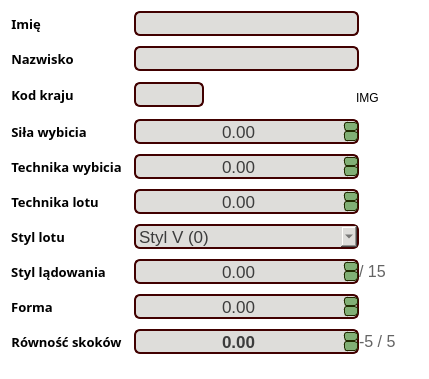
First picture: the form in source/UI/EditorWidgets/JumperEditorWidget.ui, repository SiekamCebule/sj-sim, before the edit.
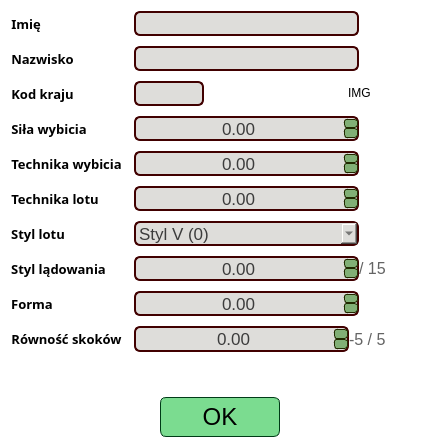
Second picture: the form after the edit.

What changed in the file:
```diff
--- a/source/UI/EditorWidgets/JumperEditorWidget.ui
+++ b/source/UI/EditorWidgets/JumperEditorWidget.ui
@@ -6,8 +6,8 @@
    <rect>
     <x>0</x>
     <y>0</y>
-    <width>429</width>
-    <height>379</height>
+    <width>440</width>
+    <height>448</height>
    </rect>
   </property>
   <property name="windowTitle">
@@ -16,8 +16,6 @@
   <property name="styleSheet">
    <string notr="true">background: transparent;</string>
   </property>
-  <layout class="QVBoxLayout" name="verticalLayout_2">
-   <item>
     <layout class="QVBoxLayout" name="verticalLayout">
      <item>
       <layout class="QHBoxLayout" name="horizontalLayout">
@@ -296,13 +294,13 @@
             <widget class="QLabel" name="label_countryFlag">
              <property name="minimumSize">
               <size>
-               <width>40</width>
-               <height>28</height>
+             <width>38</width>
+             <height>22</height>
               </size>
              </property>
              <property name="maximumSize">
               <size>
-               <width>30</width>
+             <width>38</width>
                <height>22</height>
               </size>
              </property>
@@ -886,27 +884,17 @@
           <layout class="QHBoxLayout" name="horizontalLayout_3">
            <item>
             <widget class="QDoubleSpinBox" name="doubleSpinBox_jumpsEquality">
-             <property name="minimumSize">
-              <size>
-               <width>225</width>
-               <height>25</height>
-              </size>
-             </property>
-             <property name="maximumSize">
-              <size>
-               <width>225</width>
-               <height>25</height>
-              </size>
+           <property name="sizePolicy">
+            <sizepolicy hsizetype="Minimum" vsizetype="Fixed">
+             <horstretch>0</horstretch>
+             <verstretch>0</verstretch>
+            </sizepolicy>
              </property>
              <property name="font">
               <font>
                <pointsize>13</pointsize>
-               <bold>true</bold>
-              </font>
-             </property>
-             <property name="focusPolicy">
-              <enum>Qt::ClickFocus</enum>
-             </property>
+            </font>
+           </property>
              <property name="styleSheet">
               <string notr="true">QWidget{
 	background-color: rgb(222, 221, 218);
@@ -940,7 +928,13 @@
             </widget>
            </item>
            <item>
-            <widget class="QLabel" name="label_11">
+          <widget class="QLabel" name="label_12">
+           <property name="sizePolicy">
+            <sizepolicy hsizetype="Maximum" vsizetype="Preferred">
+             <horstretch>0</horstretch>
+             <verstretch>0</verstretch>
+            </sizepolicy>
+           </property>
              <property name="font">
               <font>
                <pointsize>12</pointsize>
@@ -1004,7 +998,70 @@
        <property name="sizeHint" stdset="0">
         <size>
          <width>20</width>
+       <height>13</height>
+      </size>
+     </property>
+    </spacer>
+   </item>
+   <item>
+    <layout class="QHBoxLayout" name="horizontalLayout_OKButton">
+     <item>
+      <spacer name="horizontalSpacer">
+       <property name="orientation">
+        <enum>Qt::Horizontal</enum>
+       </property>
+       <property name="sizeHint" stdset="0">
+        <size>
+         <width>40</width>
+         <height>20</height>
+        </size>
+       </property>
+      </spacer>
+     </item>
+     <item>
+      <widget class="QPushButton" name="pushButton_submit">
+       <property name="minimumSize">
+        <size>
+         <width>120</width>
          <height>40</height>
+        </size>
+       </property>
+       <property name="maximumSize">
+        <size>
+         <width>120</width>
+         <height>40</height>
+        </size>
+       </property>
+       <property name="font">
+        <font>
+         <pointsize>18</pointsize>
+        </font>
+       </property>
+       <property name="styleSheet">
+        <string notr="true">QPushButton{
+border: 1px solid rgb(0, 59, 23);
+border-radius: 6px;
+color: rgb(0, 0, 0);
+background-color: rgb(123, 220, 144);
+}
+QPushButton:hover{
+background-color: rgb(153, 253, 174);
+}</string>
+       </property>
+       <property name="text">
+        <string>OK</string>
+       </property>
+      </widget>
+     </item>
+     <item>
+      <spacer name="horizontalSpacer_2">
+       <property name="orientation">
+        <enum>Qt::Horizontal</enum>
+       </property>
+       <property name="sizeHint" stdset="0">
+        <size>
+         <width>40</width>
+         <height>20</height>
         </size>
        </property>
       </spacer>
```
Left out of the diff: 8 changed lines with no effect on the pictures. Lines whose indentation alone changed are shown as unchanged.
